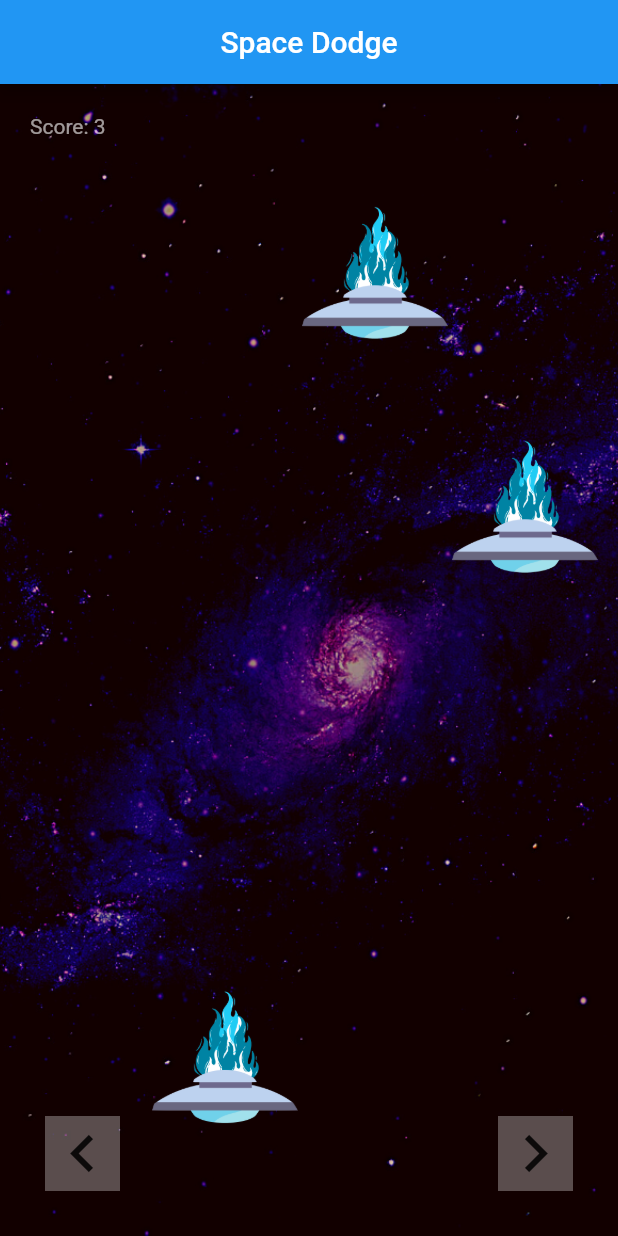
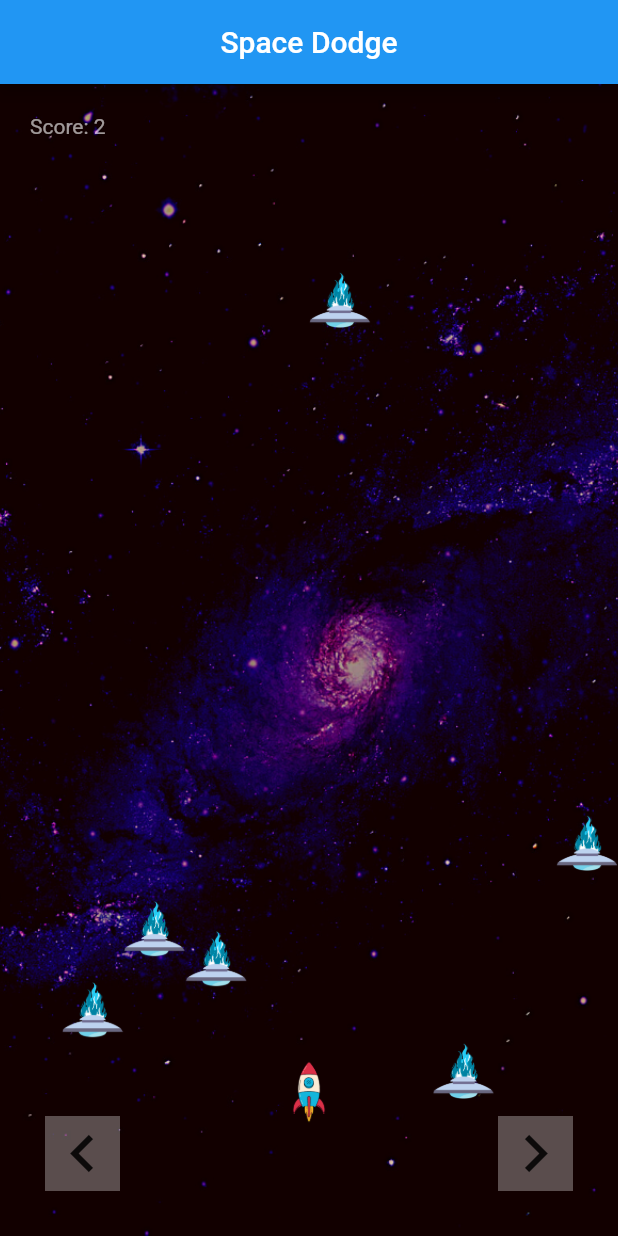
Before and after one commit to TristanGrobler/Space_Dodge, a Flutter app: the screen it shows after launch, after a tap on the "chevron left" icon, on a phone screen of 412 x 824 dp. Run offline on Flutter 3.47's test engine with Material 2 defaults, Android fonts, the phone set to English and light mode, and no system bars.

Commit message:
scalable to different screen sizes. (Pre Refactoring - Ready to use)

```diff
--- a/space_dodge/lib/main.dart
+++ b/space_dodge/lib/main.dart
@@ -4,11 +4,20 @@ import 'dart:math';
 import 'package:flutter/material.dart';
 
 void main() {
-  runApp(MaterialApp(home: const MyApp()));
+  runApp(MaterialApp(
+    home: LayoutBuilder(builder: (context, BoxConstraints constraints) {
+      return MyApp(
+        height: constraints.maxHeight - 100,
+        width: constraints.maxWidth,
+      );
+    }),
+  ));
 }
 
 class MyApp extends StatefulWidget {
-  const MyApp({Key? key}) : super(key: key);
+  const MyApp({required this.height, required this.width});
+  final double height;
+  final double width;
 
   @override
   State<MyApp> createState() => _MyAppState();
@@ -16,7 +25,7 @@ class MyApp extends StatefulWidget {
 
 class _MyAppState extends State<MyApp> {
   var random = Random();
-  double rocketPosition = 400;
+  late double rocketPosition;
   late double ufoPosition1;
   late double ufoPosition2;
   late double ufoPosition3;
@@ -25,6 +34,10 @@ class _MyAppState extends State<MyApp> {
   late double ufoPosition6;
   late double ufoPosition7;
   late double ufoPosition8;
+  late double ufoPosition9;
+
+  late double widthBase;
+  late double heightBase;
 
   late Timer everySecond;
   int score = 0;
@@ -32,6 +45,9 @@ class _MyAppState extends State<MyApp> {
   @override
   void initState() {
     super.initState();
+    widthBase = widget.width / 20;
+    heightBase = widget.height / 20;
+    rocketPosition = widget.width / 2;
     ufoPosition1 = (random.nextInt(400).toDouble() * -1) - 100;
     ufoPosition2 = (random.nextInt(400).toDouble() * -1) - 100;
     ufoPosition3 = (random.nextInt(400).toDouble() * -1) - 100;
@@ -40,113 +56,135 @@ class _MyAppState extends State<MyApp> {
     ufoPosition6 = (random.nextInt(400).toDouble() * -1) - 100;
     ufoPosition7 = (random.nextInt(400).toDouble() * -1) - 100;
     ufoPosition8 = (random.nextInt(400).toDouble() * -1) - 100;
+    ufoPosition9 = (random.nextInt(400).toDouble() * -1) - 100;
 
     // defines a timer
-    everySecond = Timer.periodic(const Duration(milliseconds: 50), (Timer t) {
+    everySecond = Timer.periodic(Duration(milliseconds: 50), (Timer t) {
       bool collided = false;
       //Update position of UFO 1
-      if (ufoPosition1 - 900 < 51 &&
-          ufoPosition1 - 900 > -51 &&
-          rocketPosition - 100 < 51 &&
-          rocketPosition - 100 > -51) {
+      if (ufoPosition1 - (heightBase * 18) < (widthBase + 1) &&
+          ufoPosition1 - (heightBase * 18) > -(widthBase + 1) &&
+          rocketPosition - (widthBase * 2) < (widthBase + 1) &&
+          rocketPosition - (widthBase * 2) > -(widthBase + 1)) {
         collided = true;
         ufoPosition1 = random.nextInt(500).toDouble() * -1;
-      } else if (ufoPosition1 < 1000) {
+      } else if (ufoPosition1 < heightBase * 18) {
         ufoPosition1 += 5;
       } else {
         score += 1;
         ufoPosition1 = random.nextInt(500).toDouble() * -1;
       }
       //Update position of UFO 2
-      if (ufoPosition2 - 900 < 51 &&
-          ufoPosition2 - 900 > -51 &&
-          rocketPosition - 200 < 51 &&
-          rocketPosition - 200 > -51) {
+      if (ufoPosition2 - (heightBase * 18) < (widthBase + 1) &&
+          ufoPosition2 - (heightBase * 18) > -(widthBase + 1) &&
+          rocketPosition - (widthBase * 4) < (widthBase + 1) &&
+          rocketPosition - (widthBase * 4) > -(widthBase + 1)) {
         collided = true;
         ufoPosition2 = random.nextInt(500).toDouble() * -1;
-      } else if (ufoPosition2 < 1000) {
+      } else if (ufoPosition2 < 18 * heightBase) {
         ufoPosition2 += 8;
       } else {
         score += 1;
+
         ufoPosition2 = random.nextInt(500).toDouble() * -1;
       }
       //Update position of UFO 3
-      if (ufoPosition3 - 900 < 51 &&
-          ufoPosition3 - 900 > -51 &&
-          rocketPosition - 300 < 51 &&
-          rocketPosition - 300 > -51) {
+      if (ufoPosition3 - (heightBase * 18) < (widthBase + 1) &&
+          ufoPosition3 - (heightBase * 18) > -(widthBase + 1) &&
+          rocketPosition - (widthBase * 4) < (widthBase + 1) &&
+          rocketPosition - (widthBase * 4) > -(widthBase + 1)) {
         collided = true;
         ufoPosition3 = random.nextInt(500).toDouble() * -1;
-      } else if (ufoPosition3 < 1000) {
+      } else if (ufoPosition3 < 18 * heightBase) {
         ufoPosition3 += 9;
       } else {
         score += 1;
+
         ufoPosition3 = random.nextInt(500).toDouble() * -1;
       }
       //Update position of UFO 4
-      if (ufoPosition4 - 900 < 51 &&
-          ufoPosition4 - 900 > -51 &&
-          rocketPosition - 400 < 51 &&
-          rocketPosition - 400 > -51) {
+      if (ufoPosition4 - (heightBase * 18) < (widthBase + 1) &&
+          ufoPosition4 - (heightBase * 18) > -(widthBase + 1) &&
+          rocketPosition - (widthBase * 8) < (widthBase + 1) &&
+          rocketPosition - (widthBase * 8) > -(widthBase + 1)) {
         collided = true;
         ufoPosition4 = random.nextInt(500).toDouble() * -1;
       } else if (ufoPosition4 < 1000) {
         ufoPosition4 += 6;
       } else {
         score += 1;
+
         ufoPosition4 = random.nextInt(500).toDouble() * -1;
       }
       //Update position of UFO 5
-      if (ufoPosition5 - 900 < 51 &&
-          ufoPosition5 - 900 > -51 &&
-          rocketPosition - 500 < 51 &&
-          rocketPosition - 500 > -51) {
+      if (ufoPosition5 - (heightBase * 18) < (widthBase + 1) &&
+          ufoPosition5 - (heightBase * 18) > -(widthBase + 1) &&
+          rocketPosition - (widthBase * 10) < (widthBase + 1) &&
+          rocketPosition - (widthBase * 10) > -(widthBase + 1)) {
         collided = true;
         ufoPosition5 = random.nextInt(500).toDouble() * -1;
-      } else if (ufoPosition5 < 1000) {
+      } else if (ufoPosition5 < 18 * heightBase) {
         ufoPosition5 += 8;
       } else {
         score += 1;
+
         ufoPosition5 = random.nextInt(500).toDouble() * -1;
       }
       //Update position of UFO 6
-      if (ufoPosition6 - 900 < 51 &&
-          ufoPosition6 - 900 > -51 &&
-          rocketPosition - 600 < 51 &&
-          rocketPosition - 600 > -51) {
+      if (ufoPosition6 - (heightBase * 18) < (widthBase + 1) &&
+          ufoPosition6 - (heightBase * 18) > -(widthBase + 1) &&
+          rocketPosition - (widthBase * 12) < (widthBase + 1) &&
+          rocketPosition - (widthBase * 12) > -(widthBase + 1)) {
         collided = true;
         ufoPosition6 = random.nextInt(500).toDouble() * -1;
-      } else if (ufoPosition6 < 1000) {
+      } else if (ufoPosition6 < 18 * heightBase) {
         ufoPosition6 += 5;
       } else {
         score += 1;
+
         ufoPosition6 = random.nextInt(500).toDouble() * -1;
       }
       //Update position of UFO 7
-      if (ufoPosition7 - 900 < 51 &&
-          ufoPosition7 - 900 > -51 &&
-          rocketPosition - 700 < 51 &&
-          rocketPosition - 700 > -51) {
+      if (ufoPosition7 - (heightBase * 18) < (widthBase + 1) &&
+          ufoPosition7 - (heightBase * 18) > -(widthBase + 1) &&
+          rocketPosition - (widthBase * 14) < (widthBase + 1) &&
+          rocketPosition - (widthBase * 14) > -(widthBase + 1)) {
         collided = true;
         ufoPosition7 = random.nextInt(500).toDouble() * -1;
-      } else if (ufoPosition7 < 1000) {
+      } else if (ufoPosition7 < 18 * heightBase) {
         ufoPosition7 += 6;
       } else {
         score += 1;
+
         ufoPosition7 = random.nextInt(500).toDouble() * -1;
       }
       //Update position of UFO 8
-      if (ufoPosition8 - 900 < 51 &&
-          ufoPosition8 - 900 > -51 &&
-          rocketPosition - 800 < 51 &&
-          rocketPosition - 800 > -51) {
+      if (ufoPosition8 - (heightBase * 18) < (widthBase + 1) &&
+          ufoPosition8 - (heightBase * 18) > -(widthBase + 1) &&
+          rocketPosition - (widthBase * 16) < (widthBase + 1) &&
+          rocketPosition - (widthBase * 16) > -(widthBase + 1)) {
         collided = true;
         ufoPosition8 = random.nextInt(500).toDouble() * -1;
-      } else if (ufoPosition8 < 1000) {
+      } else if (ufoPosition8 < 18 * heightBase) {
         ufoPosition8 += 5;
       } else {
         score += 1;
+
         ufoPosition8 = random.nextInt(500).toDouble() * -1;
+      }
+      //Update position of UFO 9
+      if (ufoPosition9 - (heightBase * 18) < (widthBase + 1) &&
+          ufoPosition9 - (heightBase * 18) > -(widthBase + 1) &&
+          rocketPosition - (widthBase * 18) < (widthBase + 1) &&
+          rocketPosition - (widthBase * 18) > -(widthBase + 1)) {
+        collided = true;
+        ufoPosition9 = random.nextInt(500).toDouble() * -1;
+      } else if (ufoPosition9 < 18 * heightBase) {
+        ufoPosition9 += 5;
+      } else {
+        score += 1;
+
+        ufoPosition9 = random.nextInt(500).toDouble() * -1;
       }
       //Refresh the UI
       if (collided == true) {
@@ -159,15 +197,15 @@ class _MyAppState extends State<MyApp> {
   @override
   Widget build(BuildContext context) {
     moveLeft() {
-      if (rocketPosition > 50) {
-        rocketPosition -= 50;
+      if (rocketPosition > widthBase * 2) {
+        rocketPosition -= widthBase;
       }
       setState(() {});
     }
 
     moveRight() {
-      if (rocketPosition < 750) {
-        rocketPosition += 50;
+      if (rocketPosition < widthBase * 18) {
+        rocketPosition += widthBase;
       }
       setState(() {});
     }
@@ -216,11 +254,11 @@ class _MyAppState extends State<MyApp> {
             ),
           ),
           Positioned(
-            top: 900,
+            top: heightBase * 18,
             left: rocketPosition,
             child: SizedBox(
-              height: 100.0,
-              width: 100.0,
+              height: widthBase * 2,
+              width: widthBase * 2,
               child: Image.asset(
                 'images/rocket.png',
                 fit: BoxFit.cover,
@@ -229,10 +267,10 @@ class _MyAppState extends State<MyApp> {
           ),
           Positioned(
             top: ufoPosition1,
-            left: 100,
+            left: widthBase * 2,
             child: SizedBox(
-              height: 100.0,
-              width: 100.0,
+              height: widthBase * 2,
+              width: widthBase * 2,
               child: Image.asset(
                 'images/ufo.png',
                 fit: BoxFit.cover,
@@ -241,10 +279,10 @@ class _MyAppState extends State<MyApp> {
           ),
           Positioned(
             top: ufoPosition2,
-            left: 200,
+            left: widthBase * 4,
             child: SizedBox(
-              height: 100.0,
-              width: 100.0,
+              height: widthBase * 2,
+              width: widthBase * 2,
               child: Image.asset(
                 'images/ufo.png',
                 fit: BoxFit.cover,
@@ -253,10 +291,10 @@ class _MyAppState extends State<MyApp> {
           ),
           Positioned(
             top: ufoPosition3,
-            left: 300,
+            left: widthBase * 6,
             child: SizedBox(
-              height: 100.0,
-              width: 100.0,
+              height: widthBase * 2,
+              width: widthBase * 2,
               child: Image.asset(
                 'images/ufo.png',
                 fit: BoxFit.cover,
@@ -265,10 +303,10 @@ class _MyAppState extends State<MyApp> {
           ),
           Positioned(
             top: ufoPosition4,
-            left: 400,
+            left: widthBase * 8,
             child: SizedBox(
-              height: 100.0,
-              width: 100.0,
+              height: widthBase * 2,
+              width: widthBase * 2,
               child: Image.asset(
                 'images/ufo.png',
                 fit: BoxFit.cover,
@@ -277,10 +315,10 @@ class _MyAppState extends State<MyApp> {
           ),
           Positioned(
             top: ufoPosition5,
-            left: 500,
+            left: widthBase * 10,
             child: SizedBox(
-              height: 100.0,
-              width: 100.0,
+              height: widthBase * 2,
+              width: widthBase * 2,
               child: Image.asset(
                 'images/ufo.png',
                 fit: BoxFit.cover,
@@ -289,10 +327,10 @@ class _MyAppState extends State<MyApp> {
           ),
           Positioned(
             top: ufoPosition6,
-            left: 600,
+            left: widthBase * 12,
             child: SizedBox(
-              height: 100.0,
-              width: 100.0,
+              height: widthBase * 2,
+              width: widthBase * 2,
               child: Image.asset(
                 'images/ufo.png',
                 fit: BoxFit.cover,
@@ -301,10 +339,34 @@ class _MyAppState extends State<MyApp> {
           ),
           Positioned(
             top: ufoPosition7,
-            left: 700,
+            left: widthBase * 14,
             child: SizedBox(
-              height: 100.0,
-              width: 100.0,
+              height: widthBase * 2,
+              width: widthBase * 2,
+              child: Image.asset(
+                'images/ufo.png',
+                fit: BoxFit.cover,
+              ),
+            ),
+          ),
+          Positioned(
+            top: ufoPosition8,
+            left: widthBase * 16,
+            child: SizedBox(
+              height: widthBase * 2,
+              width: widthBase * 2,
+              child: Image.asset(
+                'images/ufo.png',
+                fit: BoxFit.cover,
+              ),
+            ),
+          ),
+          Positioned(
+            top: ufoPosition9,
+            left: widthBase * 18,
+            child: SizedBox(
+              height: widthBase * 2,
+              width: widthBase * 2,
               child: Image.asset(
                 'images/ufo.png',
                 fit: BoxFit.cover,
```
